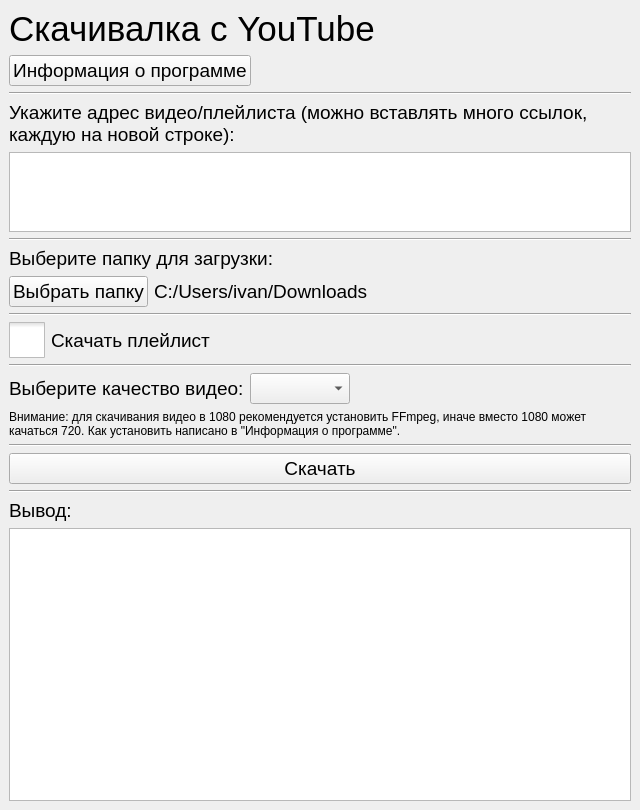
Above: ui/main__big_ui.ui from SeryiBaran/yt-dlp-python-gui before the change. Below: the same form after it.
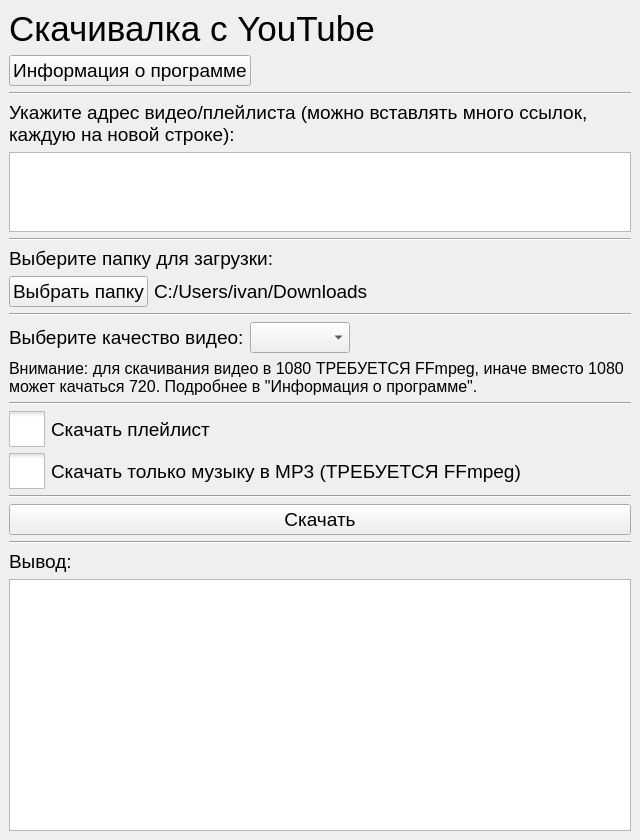
That is the form after the change. Icons and pictures are not drawn.

Patch:
```diff
--- a/ui/main__big_ui.ui
+++ b/ui/main__big_ui.ui
@@ -10,7 +10,7 @@
     <x>0</x>
     <y>0</y>
     <width>640</width>
-    <height>810</height>
+    <height>840</height>
    </rect>
   </property>
   <property name="windowTitle">
@@ -58,7 +58,7 @@
          <x>0</x>
          <y>0</y>
          <width>640</width>
-         <height>810</height>
+         <height>840</height>
         </rect>
        </property>
        <layout class="QVBoxLayout" name="verticalLayout_3">
@@ -213,28 +213,6 @@
           </property>
          </widget>
         </item>
-        <item>
-         <widget class="QCheckBox" name="check_download_playlist">
-          <property name="font">
-           <font>
-            <pointsize>14</pointsize>
-           </font>
-          </property>
-          <property name="styleSheet">
-           <string notr="true">QCheckBox::indicator { width: 36px; height: 36px;}</string>
-          </property>
-          <property name="text">
-           <string>Скачать плейлист</string>
-          </property>
-         </widget>
-        </item>
-        <item>
-         <widget class="Line" name="line_13">
-          <property name="orientation">
-           <enum>Qt::Horizontal</enum>
-          </property>
-         </widget>
-        </item>
         <item>
          <layout class="QHBoxLayout" name="horizontalLayout">
           <item>
@@ -283,17 +261,54 @@
          <widget class="QLabel" name="label">
           <property name="font">
            <font>
-            <pointsize>9</pointsize>
+            <pointsize>12</pointsize>
            </font>
           </property>
           <property name="text">
-           <string>Внимание: для скачивания видео в 1080 рекомендуется установить FFmpeg, иначе вместо 1080 может качаться 720. Как установить написано в &quot;Информация о программе&quot;.</string>
+           <string>Внимание: для скачивания видео в 1080 ТРЕБУЕТСЯ FFmpeg, иначе вместо 1080 может качаться 720. Подробнее в &quot;Информация о программе&quot;.</string>
           </property>
           <property name="wordWrap">
            <bool>true</bool>
           </property>
          </widget>
         </item>
+        <item>
+         <widget class="Line" name="line_13">
+          <property name="orientation">
+           <enum>Qt::Horizontal</enum>
+          </property>
+         </widget>
+        </item>
+        <item>
+         <widget class="QCheckBox" name="check_download_playlist">
+          <property name="font">
+           <font>
+            <pointsize>14</pointsize>
+           </font>
+          </property>
+          <property name="styleSheet">
+           <string notr="true">QCheckBox::indicator { width: 36px; height: 36px;}</string>
+          </property>
+          <property name="text">
+           <string>Скачать плейлист</string>
+          </property>
+         </widget>
+        </item>
+        <item>
+         <widget class="QCheckBox" name="check_download_only_music">
+          <property name="font">
+           <font>
+            <pointsize>14</pointsize>
+           </font>
+          </property>
+          <property name="styleSheet">
+           <string notr="true">QCheckBox::indicator { width: 36px; height: 36px;}</string>
+          </property>
+          <property name="text">
+           <string>Скачать только музыку в MP3 (ТРЕБУЕТСЯ FFmpeg)</string>
+          </property>
+         </widget>
+        </item>
         <item>
          <widget class="Line" name="line_15">
           <property name="orientation">
```
